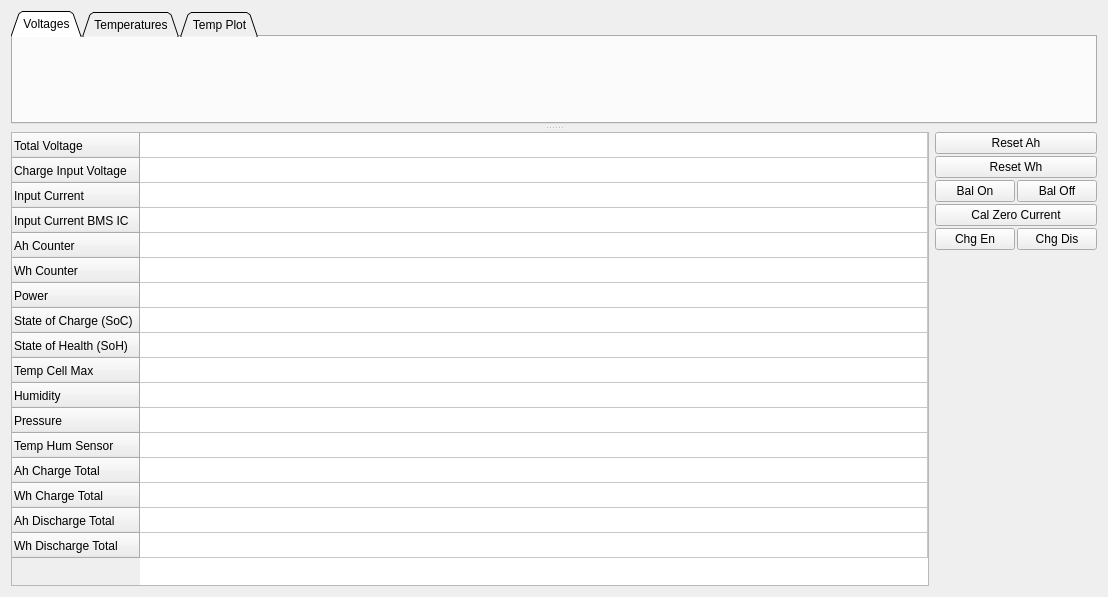
vedderb/vesc_tool, file pages/pagebms.ui: the form before one commit.
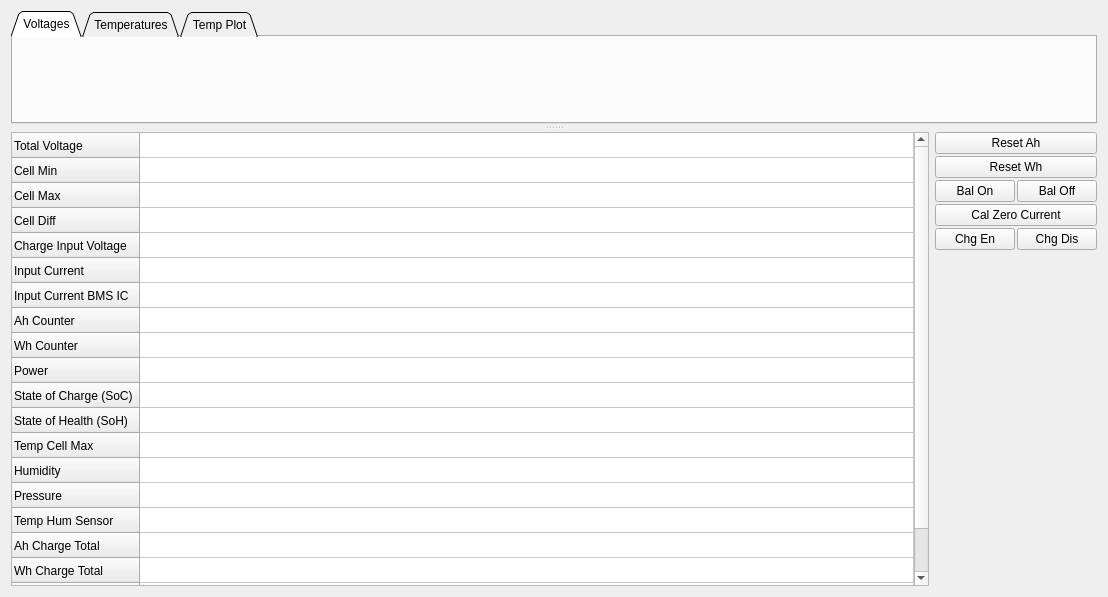
The form after the commit. Icons and pictures are not drawn. Custom widgets are drawn as their Qt base class.

Commit message: Show BMS min-max-diff voltage

The edit to the form file:
```diff
--- a/pages/pagebms.ui
+++ b/pages/pagebms.ui
@@ -64,7 +64,7 @@
       </widget>
      </widget>
      <widget class="QWidget" name="layoutWidget">
-      <layout class="QHBoxLayout" name="horizontalLayout_3">
+      <layout class="QHBoxLayout" name="horizontalLayout_3" stretch="1,0">
        <item>
         <widget class="QTableWidget" name="valTable">
          <property name="editTriggers">
@@ -87,6 +87,21 @@
            <string>Total Voltage</string>
           </property>
          </row>
+         <row>
+          <property name="text">
+           <string>Cell Min</string>
+          </property>
+         </row>
+         <row>
+          <property name="text">
+           <string>Cell Max</string>
+          </property>
+         </row>
+         <row>
+          <property name="text">
+           <string>Cell Diff</string>
+          </property>
+         </row>
          <row>
           <property name="text">
            <string>Charge Input Voltage</string>
@@ -257,6 +272,21 @@
            <string/>
           </property>
          </item>
+         <item row="17" column="0">
+          <property name="text">
+           <string/>
+          </property>
+         </item>
+         <item row="18" column="0">
+          <property name="text">
+           <string/>
+          </property>
+         </item>
+         <item row="19" column="0">
+          <property name="text">
+           <string/>
+          </property>
+         </item>
         </widget>
        </item>
        <item>
```
Left out of the diff: 10 changed lines with no effect on the pictures. The commit also changes 4 other files.
